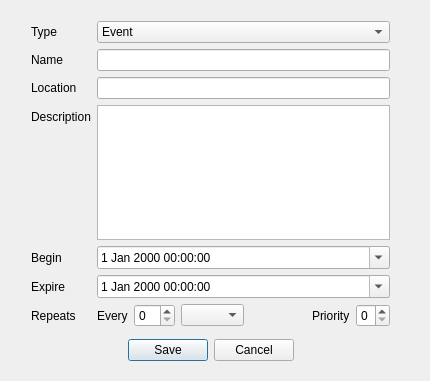
Above: View/taskform.ui from Mariagrazia98/Applicazione-Calendario-e-To-Do-List before the change. Below: the same form after it.
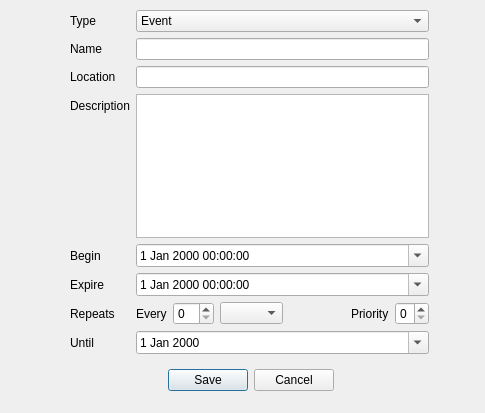
That is the form after the change.

Commit message: Manage until date repetition

```diff
--- a/View/taskform.ui
+++ b/View/taskform.ui
@@ -6,8 +6,8 @@
    <rect>
     <x>0</x>
     <y>0</y>
-    <width>430</width>
-    <height>381</height>
+    <width>485</width>
+    <height>413</height>
    </rect>
   </property>
   <property name="windowTitle">
@@ -16,8 +16,8 @@
   <widget class="QDialogButtonBox" name="buttonBox">
    <property name="geometry">
     <rect>
-     <x>30</x>
-     <y>330</y>
+     <x>70</x>
+     <y>360</y>
      <width>361</width>
      <height>41</height>
     </rect>
@@ -41,10 +41,10 @@
   <widget class="QWidget" name="formLayoutWidget">
    <property name="geometry">
     <rect>
-     <x>31</x>
-     <y>21</y>
+     <x>70</x>
+     <y>10</y>
      <width>359</width>
-     <height>306</height>
+     <height>344</height>
     </rect>
    </property>
    <layout class="QFormLayout" name="formLayout">
@@ -221,6 +221,20 @@
       </item>
      </layout>
     </item>
+    <item row="8" column="0">
+     <widget class="QLabel" name="untilLabel">
+      <property name="text">
+       <string>Until</string>
+      </property>
+     </widget>
+    </item>
+    <item row="8" column="1">
+     <widget class="QDateEdit" name="untilDate">
+      <property name="calendarPopup">
+       <bool>true</bool>
+      </property>
+     </widget>
+    </item>
    </layout>
   </widget>
  </widget>
```
The commit also changes 6 other files.
